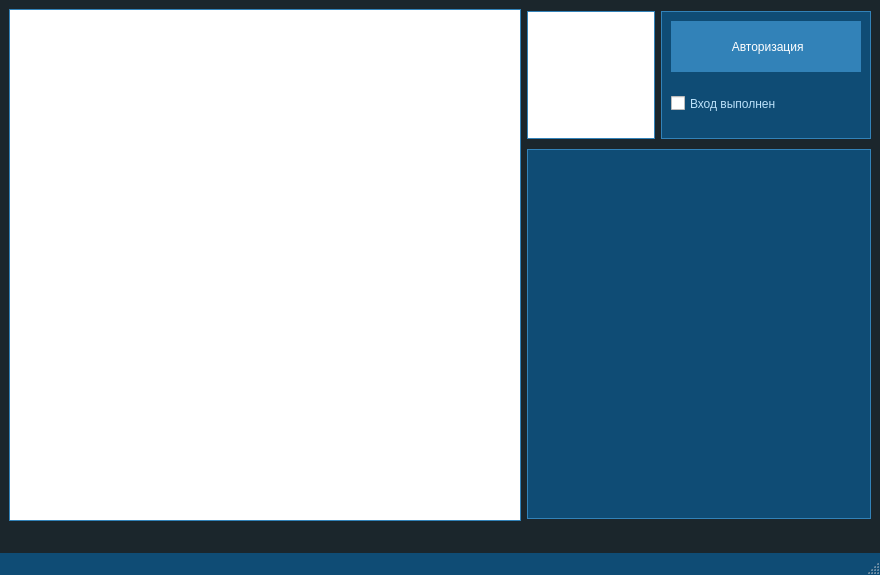
Omazz/SkyWatcher, file MainWindow.ui: the form before one commit.
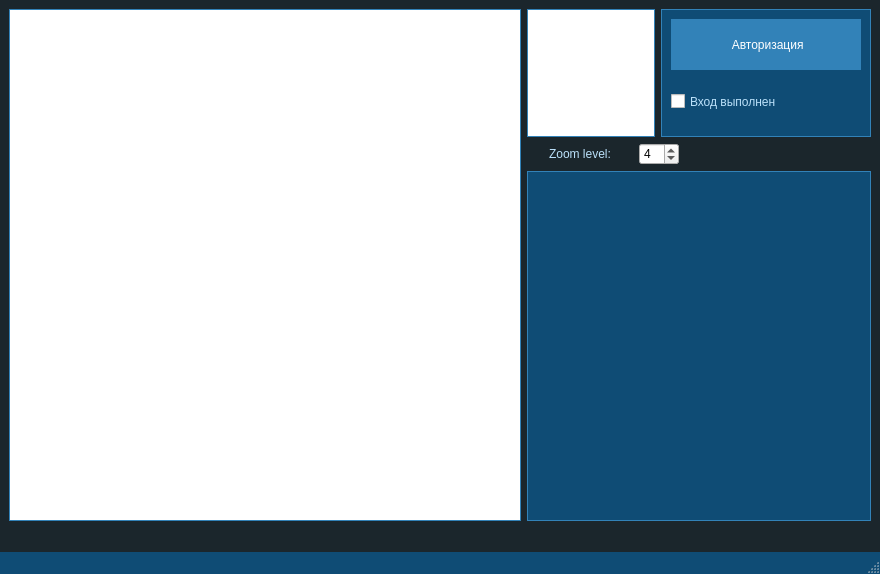
The form after the commit. Icons and pictures are not drawn. Custom widgets are drawn as their Qt base class.

```diff
--- a/MainWindow.ui
+++ b/MainWindow.ui
@@ -7,25 +7,25 @@
     <x>0</x>
     <y>0</y>
     <width>880</width>
-    <height>575</height>
+    <height>574</height>
    </rect>
   </property>
   <property name="sizePolicy">
-   <sizepolicy hsizetype="Preferred" vsizetype="Preferred">
+   <sizepolicy hsizetype="Fixed" vsizetype="Fixed">
     <horstretch>0</horstretch>
     <verstretch>0</verstretch>
    </sizepolicy>
   </property>
   <property name="minimumSize">
    <size>
-    <width>199</width>
-    <height>199</height>
+    <width>880</width>
+    <height>574</height>
    </size>
   </property>
   <property name="maximumSize">
    <size>
-    <width>100000</width>
-    <height>16777215</height>
+    <width>880</width>
+    <height>574</height>
    </size>
   </property>
   <property name="windowTitle">
@@ -40,6 +40,10 @@
     background-color: #1B262C;
 }
 
+QLabel {
+    color: #BBE1FA;
+}
+
 QGraphicsView {
     color: #BBE1FA;
 	border: 1px solid #3282B8;
@@ -103,7 +107,7 @@
     </size>
    </property>
    <layout class="QGridLayout" name="gridLayout">
-    <item row="0" column="0" rowspan="2">
+    <item row="0" column="0" rowspan="3">
      <widget class="MapView" name="GV_mainMap">
       <property name="minimumSize">
        <size>
@@ -148,7 +152,7 @@
      </widget>
     </item>
     <item row="0" column="2">
-     <widget class="QGroupBox" name="groupBox">
+     <widget class="QGroupBox" name="GB_authorization">
       <property name="minimumSize">
        <size>
         <width>210</width>
@@ -166,7 +170,7 @@
       </property>
       <layout class="QVBoxLayout" name="verticalLayout">
        <item>
-        <widget class="QPushButton" name="pushButton">
+        <widget class="QPushButton" name="PB_authorization">
          <property name="sizePolicy">
           <sizepolicy hsizetype="Preferred" vsizetype="Preferred">
            <horstretch>0</horstretch>
@@ -179,7 +183,7 @@
         </widget>
        </item>
        <item>
-        <widget class="QCheckBox" name="checkBox">
+        <widget class="QCheckBox" name="CB_authorization">
          <property name="sizePolicy">
           <sizepolicy hsizetype="Preferred" vsizetype="Preferred">
            <horstretch>0</horstretch>
@@ -195,7 +199,65 @@
      </widget>
     </item>
     <item row="1" column="1" colspan="2">
-     <widget class="QTableWidget" name="tableWidget">
+     <layout class="QHBoxLayout" name="horizontalLayout">
+      <item>
+       <widget class="QLabel" name="L_zoomLevel">
+        <property name="sizePolicy">
+         <sizepolicy hsizetype="Fixed" vsizetype="Fixed">
+          <horstretch>0</horstretch>
+          <verstretch>0</verstretch>
+         </sizepolicy>
+        </property>
+        <property name="text">
+         <string>Zoom level:</string>
+        </property>
+       </widget>
+      </item>
+      <item>
+       <widget class="QSpinBox" name="SB_zoomLevel">
+        <property name="sizePolicy">
+         <sizepolicy hsizetype="Fixed" vsizetype="Fixed">
+          <horstretch>0</horstretch>
+          <verstretch>0</verstretch>
+         </sizepolicy>
+        </property>
+        <property name="minimumSize">
+         <size>
+          <width>40</width>
+          <height>0</height>
+         </size>
+        </property>
+        <property name="minimum">
+         <number>3</number>
+        </property>
+        <property name="maximum">
+         <number>5</number>
+        </property>
+        <property name="value">
+         <number>4</number>
+        </property>
+       </widget>
+      </item>
+      <item>
+       <spacer name="horizontalSpacer">
+        <property name="orientation">
+         <enum>Qt::Horizontal</enum>
+        </property>
+        <property name="sizeType">
+         <enum>QSizePolicy::Fixed</enum>
+        </property>
+        <property name="sizeHint" stdset="0">
+         <size>
+          <width>170</width>
+          <height>20</height>
+         </size>
+        </property>
+       </spacer>
+      </item>
+     </layout>
+    </item>
+    <item row="2" column="1" colspan="2">
+     <widget class="QTableWidget" name="TW_airplanes">
       <property name="sizePolicy">
        <sizepolicy hsizetype="Preferred" vsizetype="MinimumExpanding">
         <horstretch>0</horstretch>
@@ -205,7 +267,7 @@
       <property name="minimumSize">
        <size>
         <width>344</width>
-        <height>370</height>
+        <height>350</height>
        </size>
       </property>
       <property name="maximumSize">
```
